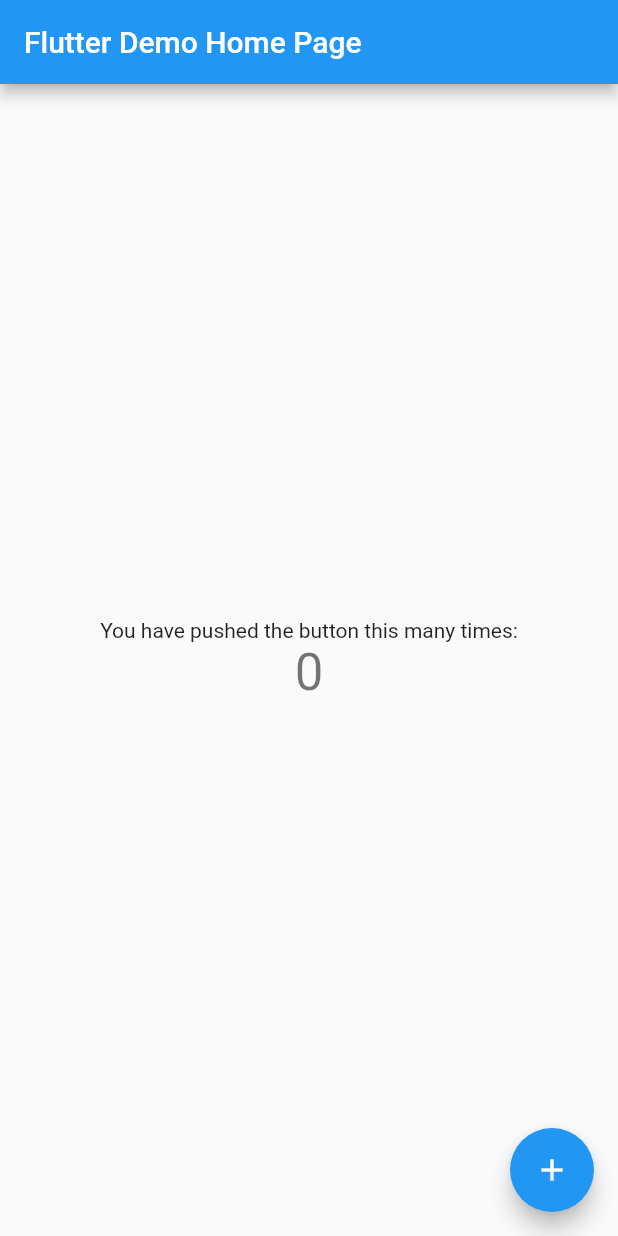
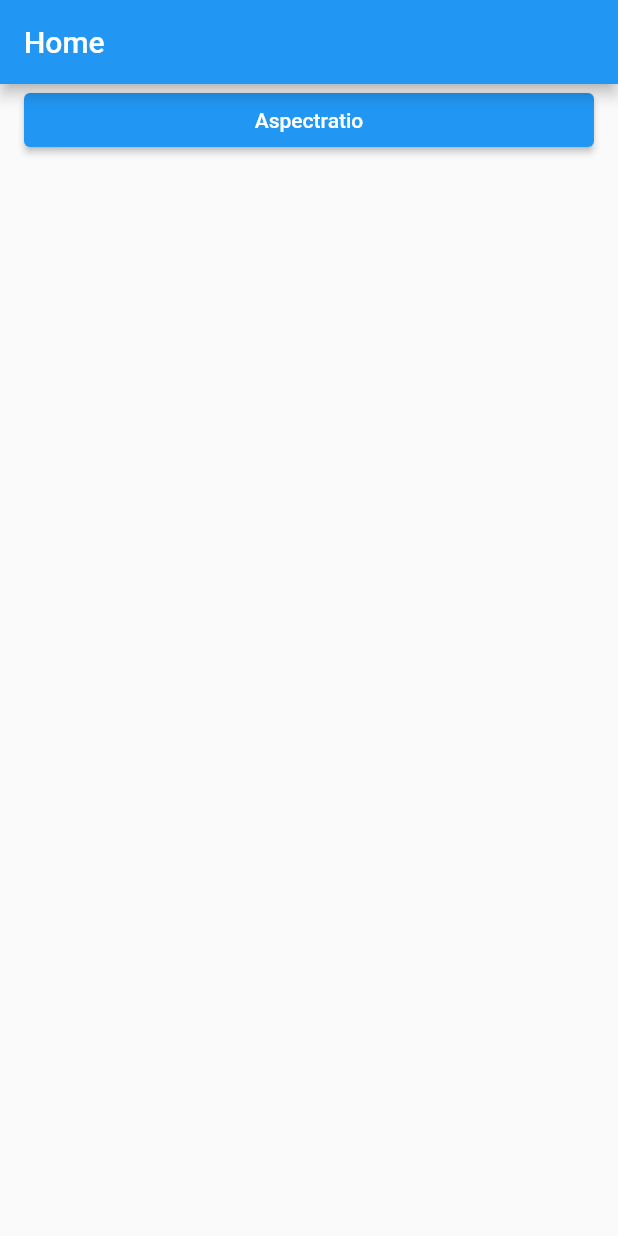
Before and after one commit to devtyty/buiding-layout, a Flutter app: the screen it shows after launch, on a phone screen of 412 x 824 dp. Run offline on Flutter 3.47's test engine with Material 2 defaults, Android fonts, the phone set to English and light mode, and no system bars.

Commit message:
Test AspectRatio

```diff
--- a/lib/main.dart
+++ b/lib/main.dart
@@ -1,3 +1,4 @@
+import 'package:building_layout/routes/route.dart';
 import 'package:flutter/material.dart';
 
 void main() {
@@ -13,103 +14,9 @@ class MyApp extends StatelessWidget {
     return MaterialApp(
       title: 'Flutter Demo',
       theme: ThemeData(
-        // This is the theme of your application.
-        //
-        // Try running your application with "flutter run". You'll see the
-        // application has a blue toolbar. Then, without quitting the app, try
-        // changing the primarySwatch below to Colors.green and then invoke
-        // "hot reload" (press "r" in the console where you ran "flutter run",
-        // or simply save your changes to "hot reload" in a Flutter IDE).
-        // Notice that the counter didn't reset back to zero; the application
-        // is not restarted.
         primarySwatch: Colors.blue,
       ),
-      home: const MyHomePage(title: 'Flutter Demo Home Page'),
+      onGenerateRoute: generateRoute,
     );
   }
 }
-
-class MyHomePage extends StatefulWidget {
-  const MyHomePage({Key? key, required this.title}) : super(key: key);
-
-  // This widget is the home page of your application. It is stateful, meaning
-  // that it has a State object (defined below) that contains fields that affect
-  // how it looks.
-
-  // This class is the configuration for the state. It holds the values (in this
-  // case the title) provided by the parent (in this case the App widget) and
-  // used by the build method of the State. Fields in a Widget subclass are
-  // always marked "final".
-
-  final String title;
-
-  @override
-  State<MyHomePage> createState() => _MyHomePageState();
-}
-
-class _MyHomePageState extends State<MyHomePage> {
-  int _counter = 0;
-
-  void _incrementCounter() {
-    setState(() {
-      // This call to setState tells the Flutter framework that something has
-      // changed in this State, which causes it to rerun the build method below
-      // so that the display can reflect the updated values. If we changed
-      // _counter without calling setState(), then the build method would not be
-      // called again, and so nothing would appear to happen.
-      _counter++;
-    });
-  }
-
-  @override
-  Widget build(BuildContext context) {
-    // This method is rerun every time setState is called, for instance as done
-    // by the _incrementCounter method above.
-    //
-    // The Flutter framework has been optimized to make rerunning build methods
-    // fast, so that you can just rebuild anything that needs updating rather
-    // than having to individually change instances of widgets.
-    return Scaffold(
-      appBar: AppBar(
-        // Here we take the value from the MyHomePage object that was created by
-        // the App.build method, and use it to set our appbar title.
-        title: Text(widget.title),
-      ),
-      body: Center(
-        // Center is a layout widget. It takes a single child and positions it
-        // in the middle of the parent.
-        child: Column(
-          // Column is also a layout widget. It takes a list of children and
-          // arranges them vertically. By default, it sizes itself to fit its
-          // children horizontally, and tries to be as tall as its parent.
-          //
-          // Invoke "debug painting" (press "p" in the console, choose the
-          // "Toggle Debug Paint" action from the Flutter Inspector in Android
-          // Studio, or the "Toggle Debug Paint" command in Visual Studio Code)
-          // to see the wireframe for each widget.
-          //
-          // Column has various properties to control how it sizes itself and
-          // how it positions its children. Here we use mainAxisAlignment to
-          // center the children vertically; the main axis here is the vertical
-          // axis because Columns are vertical (the cross axis would be
-          // horizontal).
-          mainAxisAlignment: MainAxisAlignment.center,
-          children: <Widget>[
-            const Text(
-              'You have pushed the button this many times:',
-            ),
-            Text(
-              '$_counter',
-              style: Theme.of(context).textTheme.headline4,
-            ),
-          ],
-        ),
-      ),
-      floatingActionButton: FloatingActionButton(
-        onPressed: _incrementCounter,
-        tooltip: 'Increment',
-        child: const Icon(Icons.add),
-      ), // This trailing comma makes auto-formatting nicer for build methods.
-    );
-  }
-}
--- /dev/null
+++ b/lib/routes/route.dart
@@ -0,0 +1,13 @@
+import 'package:building_layout/screens/aspectratio/aspectratio.dart';
+import 'package:building_layout/screens/home/home.dart';
+import 'package:flutter/material.dart';
+
+Route<dynamic>? generateRoute(RouteSettings settings) {
+  switch (settings.name) {
+    case '/':
+      return MaterialPageRoute(builder: (_) => const HomePage());
+    case '/aspectratio':
+      return MaterialPageRoute(builder: (_) => const AspectRatioPage());
+    default:
+  }
+}
--- /dev/null
+++ b/lib/screens/home/home.dart
@@ -0,0 +1,41 @@
+import 'package:flutter/material.dart';
+
+class HomePage extends StatelessWidget {
+  const HomePage({Key? key}) : super(key: key);
+
+  @override
+  Widget build(BuildContext context) {
+    var dataRoute = ['Aspectratio'];
+
+    return Scaffold(
+      appBar: AppBar(title: const Text('Home')),
+      body: ListView.separated(
+        padding: const EdgeInsets.symmetric(horizontal: 16),
+        itemBuilder: (_, index) {
+          return MyBtn(nameRoute: dataRoute[index]);
+        },
+        separatorBuilder: (_, index) {
+          return const SizedBox(
+            height: 20,
+          );
+        },
+        itemCount: dataRoute.length,
+      ),
+    );
+  }
+}
+
+class MyBtn extends StatelessWidget {
+  final String nameRoute;
+  const MyBtn({Key? key, required this.nameRoute}) : super(key: key);
+
+  @override
+  Widget build(BuildContext context) {
+    return ElevatedButton(
+      onPressed: () {
+        Navigator.pushNamed(context, '/${nameRoute.toLowerCase()}');
+      },
+      child: Text(nameRoute),
+    );
+  }
+}
```
Also changed, not shown: lib/screens/aspectratio/aspectratio.dart (added, +29 -0 lines).
